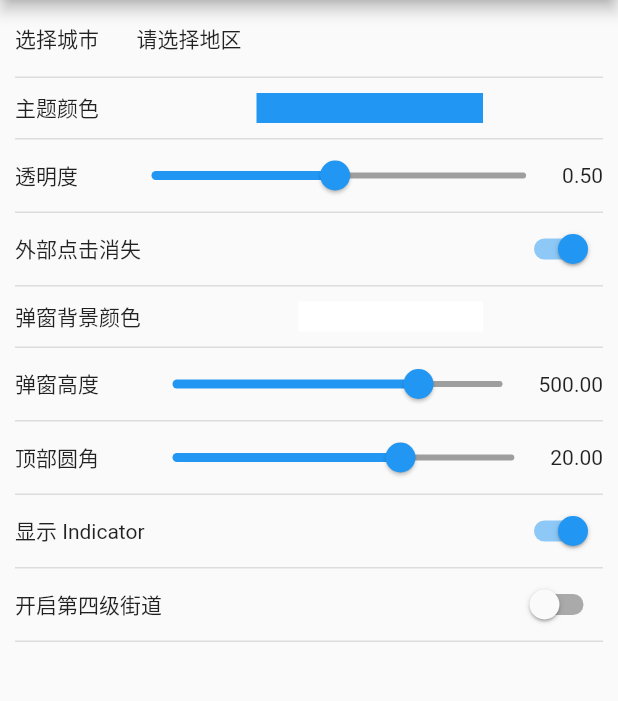
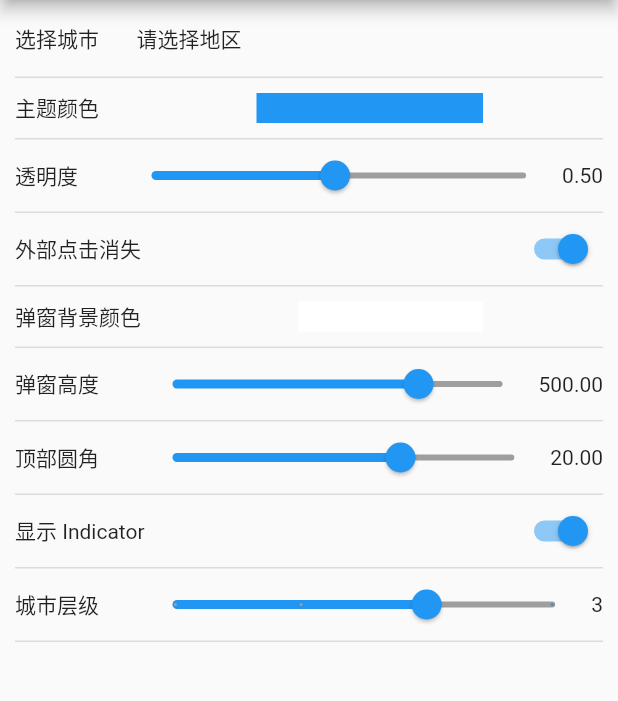
Before and after one commit to wenchaosong/FlutterCityPicker, a Flutter app: the screen it shows after launch, on a phone screen of 412 x 824 dp, the part 84-785 px from its top. Run offline on Flutter 3.47's test engine with Material 2 defaults, Android fonts, the phone set to English and light mode, and no system bars; our stand-ins replace flutter_colorpicker; missing offline and left inert: lpinyin.

Commit message:
优化实现方式

```diff
--- a/example/lib/main.dart
+++ b/example/lib/main.dart
@@ -51,7 +51,7 @@ class HomeWidgetState extends State<HomeWidget> implements CityPickerListener {
   double _corner = 20;
   bool _dismissible = true;
   bool _showTabIndicator = true;
-  bool _showStreet = false;
+  int _streetNum = 3;
   List<AddressNode> _selectedAddress = [];
 
   @override
@@ -278,17 +278,27 @@ class HomeWidgetState extends State<HomeWidget> implements CityPickerListener {
   }
 
   Widget _buildStreet() {
-    return Container(
-        alignment: Alignment.centerRight,
-        child: Switch(
-          value: _showStreet,
-          activeColor: Theme.of(context).primaryColor,
-          onChanged: (bool val) {
-            setState(() {
-              _showStreet = !_showStreet;
-            });
-          },
-        ));
+    return Row(
+      children: <Widget>[
+        Expanded(
+          flex: 1,
+          child: Slider(
+            value: _streetNum.toDouble(),
+            min: 1,
+            max: 4,
+            divisions: 3,
+            activeColor: Theme.of(context).primaryColor,
+            inactiveColor: Colors.grey,
+            onChanged: (double) {
+              setState(() {
+                _streetNum = double.toInt();
+              });
+            },
+          ),
+        ),
+        Text("${_streetNum.toStringAsFixed(0)}")
+      ],
+    );
   }
 
   @override
@@ -318,7 +328,7 @@ class HomeWidgetState extends State<HomeWidget> implements CityPickerListener {
             ItemTextWidget(title: '弹窗高度', subWidget: _buildHeight()),
             ItemTextWidget(title: '顶部圆角', subWidget: _buildCorner()),
             ItemTextWidget(title: '显示 Indicator', subWidget: _buildIndicator()),
-            ItemTextWidget(title: '开启第四级街道', subWidget: _buildStreet()),
+            ItemTextWidget(title: '城市层级', subWidget: _buildStreet()),
           ],
         ),
       ),
@@ -332,7 +342,14 @@ class HomeWidgetState extends State<HomeWidget> implements CityPickerListener {
     if (index == 0) {
       return HttpUtils.getCityData("");
     } else {
-      if (!_showStreet) {
+      if (_streetNum == 1) {
+        return Future.value([]);
+      } else if (_streetNum == 2) {
+        if (index == 2) {
+          return Future.value([]);
+        }
+        return HttpUtils.getCityData(name);
+      } else if (_streetNum == 3) {
         if (index == 3) {
           return Future.value([]);
         }
--- a/pubspec.yaml
+++ b/pubspec.yaml
@@ -1,6 +1,6 @@
 name: flutter_city_picker
 description: Flutter plugin for city picker, Address picker, Popups widgets, call by function.
-version: 1.0.8
+version: 1.1.0
 homepage: https://github.com/wenchaosong/FlutterCityPicker
 
 environment:
```
Also changed, not shown: 2 other files.
